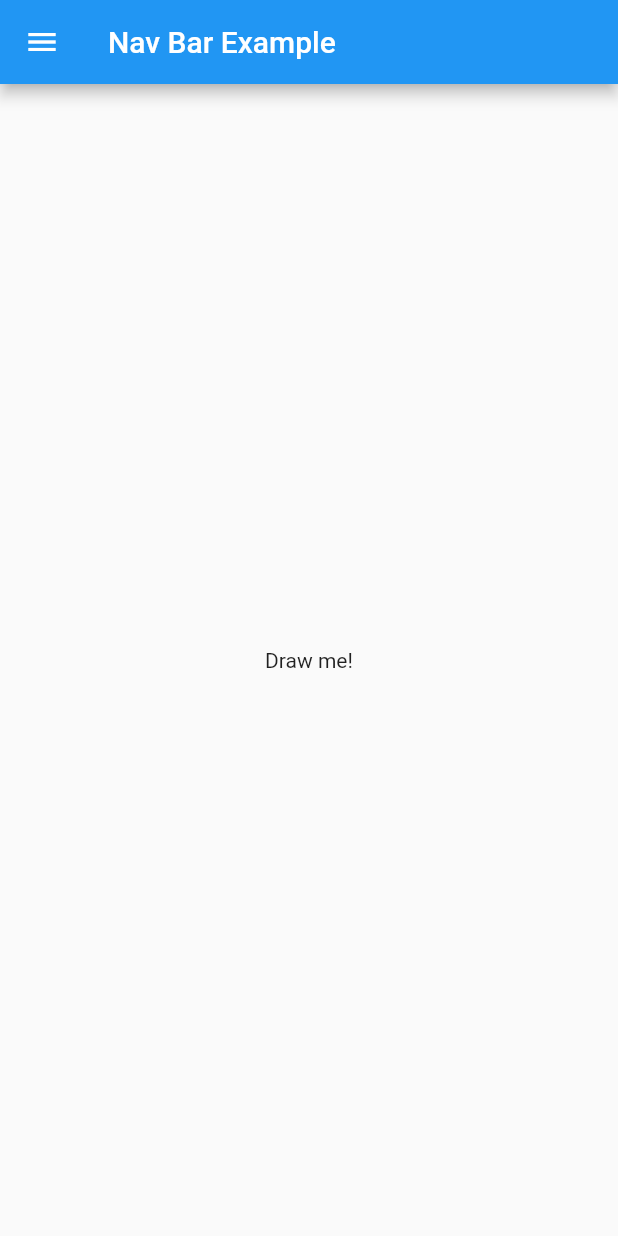
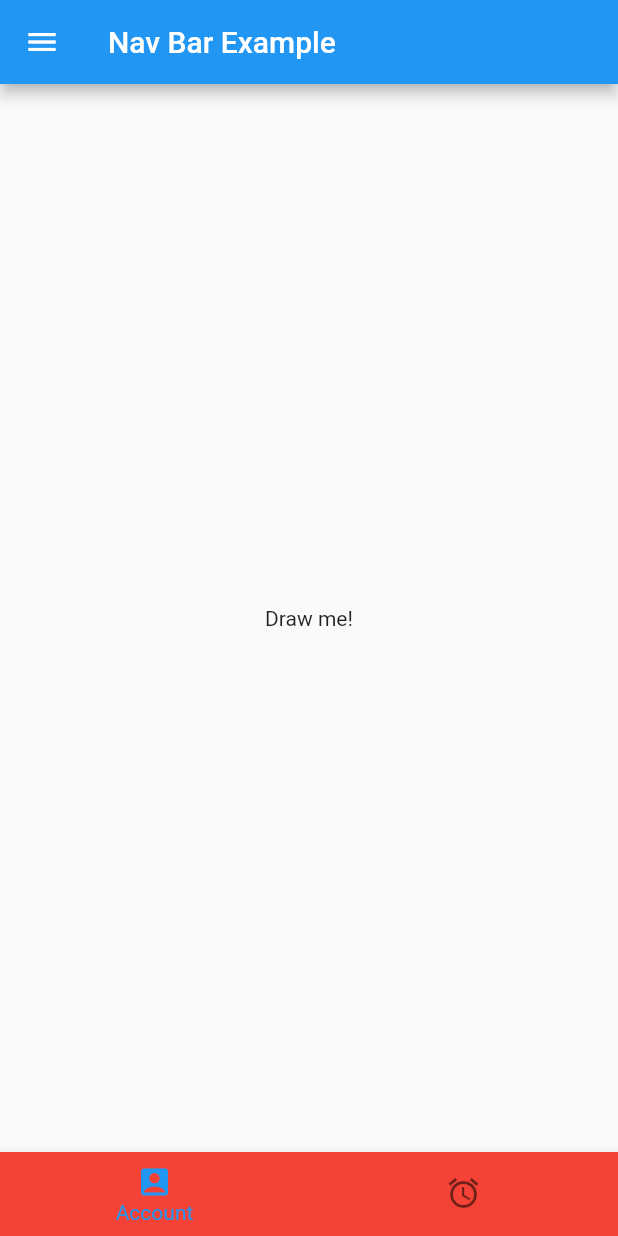
Before and after one commit to Mr-Phil1/My-third-Flutter-App, a Flutter app: the screen it shows after launch, on a phone screen of 412 x 824 dp. Run offline on Flutter 3.47's test engine with Material 2 defaults, Android fonts, the phone set to English and light mode, and no system bars.

Commit message:
modify main.dart * add BottomNavBar

```diff
--- a/lib/main.dart
+++ b/lib/main.dart
@@ -15,19 +15,36 @@ class MyApp extends StatelessWidget {
         primarySwatch: Colors.blue,
         visualDensity: VisualDensity.adaptivePlatformDensity,
       ),
-      home:
-          buildDrawerExample(), // MyHomePage(title: 'Flutter Demo Home Page'),
+      home: DrawerExample(
+        restorationId: '0',
+      ), // MyHomePage(title: 'Flutter Demo Home Page'),
     );
   }
 }
 
-Widget buildDrawerExample() {
+class DrawerExample extends StatefulWidget {
+  const DrawerExample({Key? key, required this.restorationId})
+      : super(key: key);
+  final String restorationId;
+
+  @override
+  State<StatefulWidget> createState() => _DrawerExampleState();
+}
+
+class _DrawerExampleState extends State<DrawerExample> with RestorationMixin {
+  final RestorableInt _currentIndex = RestorableInt(0);
+
+  @override
+  Widget build(BuildContext context) {
     final drawerElements = ListView(
       children: [
         UserAccountsDrawerHeader(
           accountName: Text("Mr. Phil"),
           accountEmail: Text("Danke fürs Zusehen :)"),
-          currentAccountPicture: const CircularProgressIndicator(backgroundColor: Colors.black,),),
+          currentAccountPicture: const CircularProgressIndicator(
+            backgroundColor: Colors.black,
+          ),
+        ),
         ListTile(
           title: Text("Dashboard"),
           onTap: () {
@@ -46,16 +63,40 @@ Widget buildDrawerExample() {
       ),
       body: Center(
           child: InkWell(
-        onTap: (){
+        onTap: () {
           print("Inkwell");
         },
         child: Text("Draw me!"),
-      )
-    ),
+      )),
       drawer: Drawer(
         child: drawerElements,
       ),
+      bottomNavigationBar: BottomNavigationBar(
+        showUnselectedLabels: false,
+        items: [
+          BottomNavigationBarItem(
+              icon: Icon(Icons.account_box), label: 'Account'),
+          BottomNavigationBarItem(
+              icon: Icon(Icons.access_alarm), label: 'Alarm')
+        ],
+        currentIndex: _currentIndex.value,
+        onTap: (index) {
+          setState(() {
+            _currentIndex.value = index;
+          });
+        },
+        backgroundColor: Colors.red,
+      ),
     );
+  }
+
+  @override
+  String? get restorationId => widget.restorationId;
+
+  @override
+  void restoreState(RestorationBucket? oldBucket, bool initialRestore) {
+    registerForRestoration(_currentIndex, 'bottom_navigation_tab_index');
+  }
 }
 
 class MyHomePage extends StatefulWidget {
```
Lines whose indentation alone changed are shown as unchanged.
